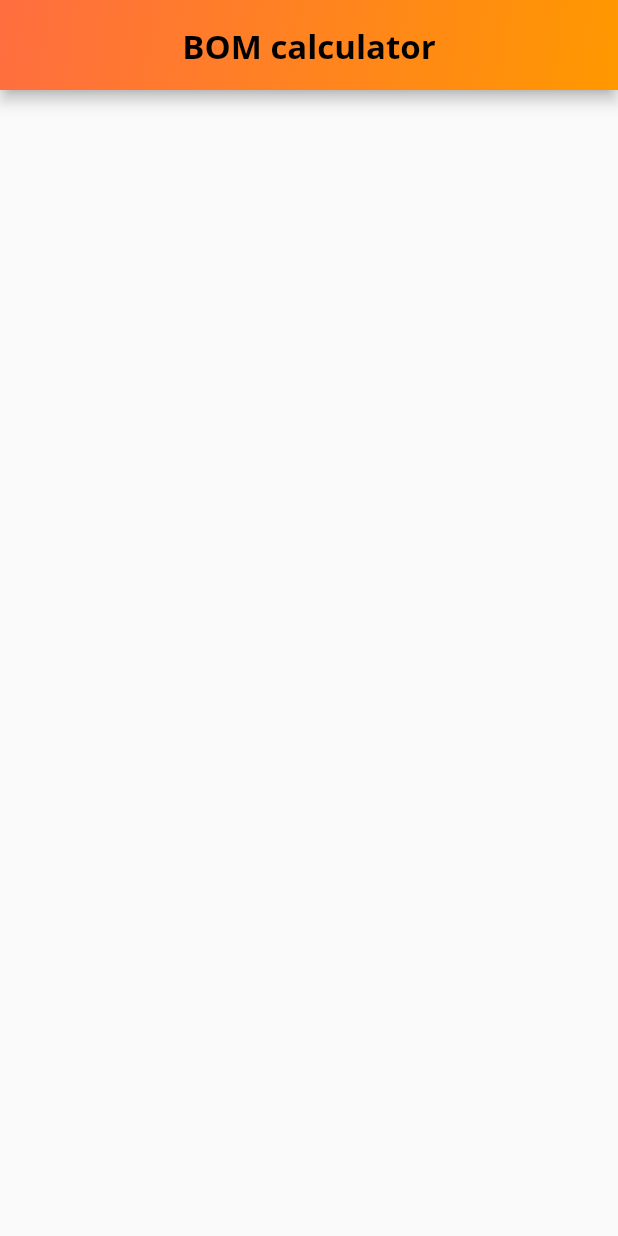
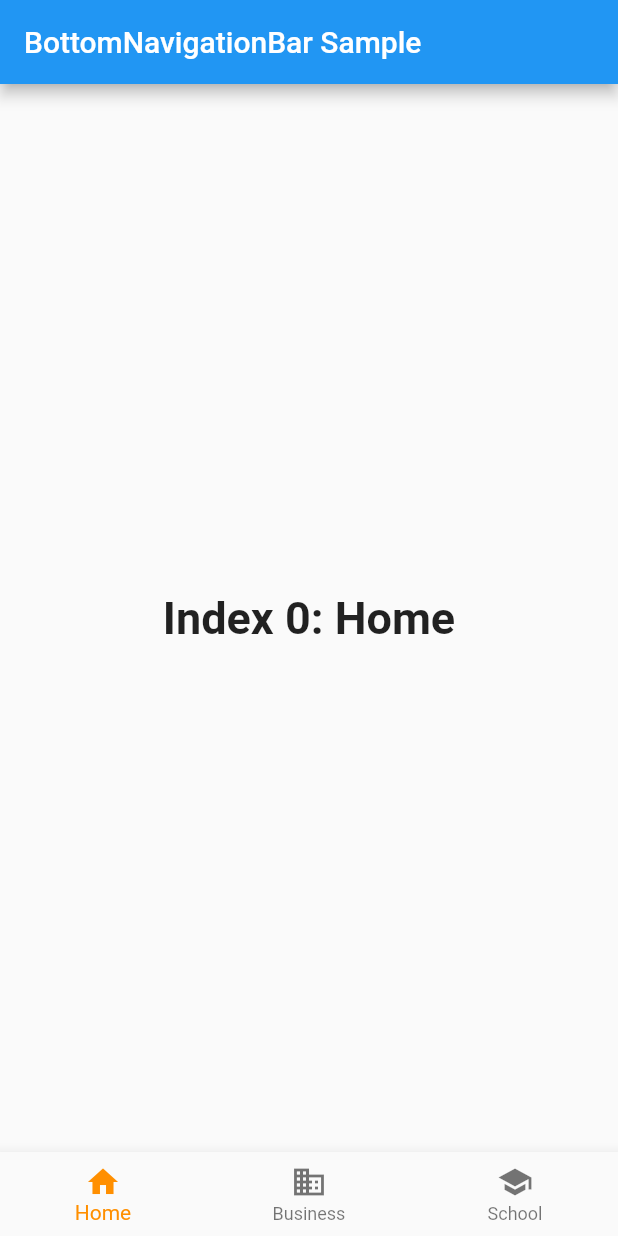
Before and after one commit to andreyreynov/Studying-Flutter, a Flutter app: the screen it shows after launch, on a phone screen of 412 x 824 dp. Run offline on Flutter 3.47's test engine with Material 2 defaults, Android fonts, the phone set to English and light mode, and no system bars.

Commit message:
Добавлено меню снизу
Целью было сделать меню, которое при нажатии кнопки открывает отдельную страницу. Например, четыре кнопки — четыре страницы.

Я пытался разобраться в том, как сделать меню самостоятельно. Но из-за отсутствия необходимых знаний, я не смог разобраться в нужных командах. Поэтому, я нашёл код с официальной документации к Flutter (https://api.flutter.dev/flutter/material/BottomNavigationBar-class.html). Позже заменю код из примера под свои задачи.

```diff
--- a/lib/main.dart
+++ b/lib/main.dart
@@ -9,7 +9,7 @@ class MyApp extends StatelessWidget {
   Widget build(BuildContext context) {
     return MaterialApp(
         color: Colors.lightBlue[100],
-        home: Scaffold(
+/*         home: Scaffold(
             appBar: AppBar(
                 toolbarHeight: 60,
                 backgroundColor: Colors.lightBlue[100],
@@ -31,6 +31,71 @@ class MyApp extends StatelessWidget {
                       ],
                     ),
                   ),
-                ))));
+                ))) */
+        home: const NavigationBar());
   }
 }
+
+class NavigationBar extends StatefulWidget {
+  const NavigationBar({super.key});
+
+  @override
+  State<NavigationBar> createState() => _NavigationBarState();
+}
+
+class _NavigationBarState extends State<NavigationBar> {
+  int _selectedIndex = 0;
+  static const TextStyle optionStyle =
+      TextStyle(fontSize: 30, fontWeight: FontWeight.bold);
+  static const List<Widget> _widgetOptions = <Widget>[
+    Text(
+      'Index 0: Home',
+      style: optionStyle,
+    ),
+    Text(
+      'Index 1: Business',
+      style: optionStyle,
+    ),
+    Text(
+      'Index 2: School',
+      style: optionStyle,
+    ),
+  ];
+
+  void _onItemTapped(int index) {
+    setState(() {
+      _selectedIndex = index;
+    });
+  }
+
+  @override
+  Widget build(BuildContext context) {
+    return Scaffold(
+      appBar: AppBar(
+        title: const Text('BottomNavigationBar Sample'),
+      ),
+      body: Center(
+        child: _widgetOptions.elementAt(_selectedIndex),
+      ),
+      bottomNavigationBar: BottomNavigationBar(
+        items: const <BottomNavigationBarItem>[
+          BottomNavigationBarItem(
+            icon: Icon(Icons.home),
+            label: 'Home',
+          ),
+          BottomNavigationBarItem(
+            icon: Icon(Icons.business),
+            label: 'Business',
+          ),
+          BottomNavigationBarItem(
+            icon: Icon(Icons.school),
+            label: 'School',
+          ),
+        ],
+        currentIndex: _selectedIndex,
+        selectedItemColor: Colors.amber[800],
+        onTap: _onItemTapped,
+      ),
+    );
+  }
+}
```
